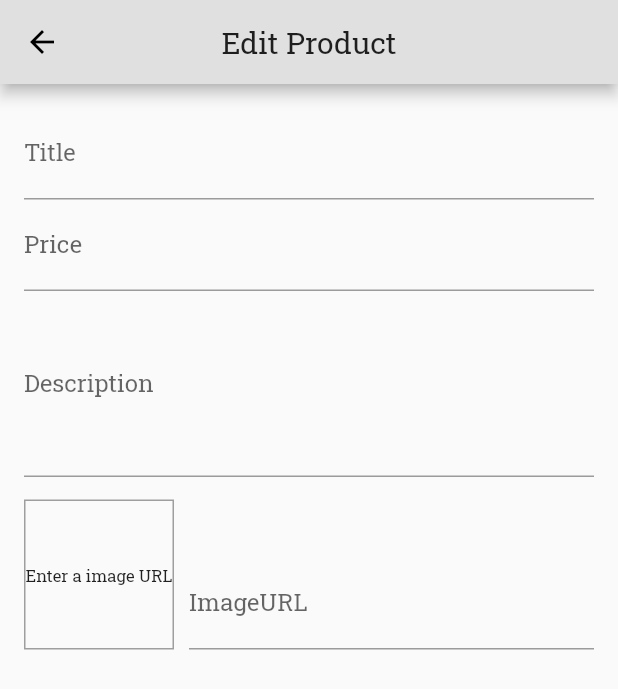
After one commit to kiranshrestha11/ShopVenue, a Flutter app: the EditProductScreen screen opened by its route, on a phone screen of 412 x 824 dp. The commit adds this screen. Shown: the top 689 px of the screen. Run offline on Flutter 3.47's test engine with Material 2 defaults, Android fonts, the phone set to English and light mode, and no system bars; network calls fail.

Commit message:
Dialog box on delete and created a new screen to edit and add products

```diff
--- a/lib/main.dart
+++ b/lib/main.dart
@@ -4,9 +4,11 @@ import 'package:shop_venue/provider/cart_provider.dart';
 import 'package:shop_venue/provider/order_provider.dart';
 import 'package:shop_venue/provider/product_provider.dart';
 import 'package:shop_venue/screens/cart_screen.dart';
+import 'package:shop_venue/screens/edit_product_screen.dart';
 import 'package:shop_venue/screens/order_screen.dart';
 import 'package:shop_venue/screens/product_details_screen.dart';
 import 'package:shop_venue/screens/product_overview_screen.dart';
+import 'package:shop_venue/screens/user_product_screen.dart';
 
 void main() => runApp(MyApp());
 
@@ -32,6 +34,8 @@ class MyApp extends StatelessWidget {
           ProductDetailsScreen.routeName: (ctx) => ProductDetailsScreen(),
           CartScreen.routeName: (ctx) => CartScreen(),
           OrderScreen.routeName: (ctx) => OrderScreen(),
+          UserProductScreen.routeName: (ctx) => UserProductScreen(),
+          EditProductScreen.routeName: (ctx) => EditProductScreen(),
         },
       ),
     );
--- a/lib/screens/cart_screen.dart
+++ b/lib/screens/cart_screen.dart
@@ -2,7 +2,6 @@ import 'package:flutter/material.dart';
 import 'package:provider/provider.dart';
 import 'package:shop_venue/provider/cart_provider.dart' show Cart;
 import 'package:shop_venue/provider/order_provider.dart';
-import 'package:shop_venue/screens/order_screen.dart';
 import 'package:shop_venue/widgets/cart_item.dart';
 
 class CartScreen extends StatelessWidget {
--- /dev/null
+++ b/lib/screens/edit_product_screen.dart
@@ -0,0 +1,102 @@
+import 'package:flutter/material.dart';
+
+class EditProductScreen extends StatefulWidget {
+  static const routeName = "/edit_product_screen";
+  @override
+  _EditProductScreenState createState() => _EditProductScreenState();
+}
+
+class _EditProductScreenState extends State<EditProductScreen> {
+  final _priceFocusNode = FocusNode();
+  final _descriptionFocusNode = FocusNode();
+  final _imageURLFocusNode = FocusNode();
+  final _imageUrlController = TextEditingController();
+  @override
+  void initState() {
+    super.initState();
+    _imageUrlController.addListener(_updateImageUrl);
+  }
+
+  //========to update image on container
+  void _updateImageUrl() {
+    if (!_imageURLFocusNode.hasFocus) {
+      setState(() {});
+    }
+  }
+
+  @override
+  void dispose() {
+    super.dispose();
+    _priceFocusNode.dispose();
+    _descriptionFocusNode.dispose();
+    _imageURLFocusNode.dispose();
+  }
+
+  @override
+  Widget build(BuildContext context) {
+    return Scaffold(
+      appBar: AppBar(
+        title: Text("Edit Product"),
+        centerTitle: true,
+      ),
+      body: Padding(
+        padding: EdgeInsets.all(16.0),
+        child: Form(
+          child: ListView(
+            children: <Widget>[
+              TextFormField(
+                decoration: InputDecoration(labelText: "Title"),
+                textInputAction: TextInputAction.next,
+                onFieldSubmitted: (_) {
+                  FocusScope.of(context).requestFocus(_priceFocusNode);
+                },
+              ),
+              TextFormField(
+                keyboardType: TextInputType.number,
+                textInputAction: TextInputAction.next,
+                decoration: InputDecoration(labelText: "Price"),
+                focusNode: _priceFocusNode,
+                onFieldSubmitted: (_) {
+                  FocusScope.of(context).requestFocus(_descriptionFocusNode);
+                },
+              ),
+              TextFormField(
+                maxLines: 4,
+                keyboardType: TextInputType.multiline,
+                decoration: InputDecoration(labelText: "Description"),
+                focusNode: _descriptionFocusNode,
+              ),
+              Row(
+                crossAxisAlignment: CrossAxisAlignment.end,
+                children: <Widget>[
+                  Container(
+                    height: 100,
+                    width: 100,
+                    margin: EdgeInsets.only(top: 15, right: 10),
+                    decoration: BoxDecoration(
+                        border: Border.all(color: Colors.grey, width: 1)),
+                    child: _imageUrlController.text.isEmpty
+                        ? FittedBox(
+                            child: Text("Enter a image URL"),
+                          )
+                        : Image.network(
+                            _imageUrlController.text,
+                            fit: BoxFit.cover,
+                          ),
+                  ),
+                  Expanded(
+                      child: TextFormField(
+                    keyboardType: TextInputType.url,
+                    focusNode: _imageURLFocusNode,
+                    decoration: InputDecoration(labelText: "ImageURL"),
+                    controller: _imageUrlController,
+                  )),
+                ],
+              )
+            ],
+          ),
+        ),
+      ),
+    );
+  }
+}
--- a/lib/widgets/order_item.dart
+++ b/lib/widgets/order_item.dart
@@ -1,5 +1,3 @@
-import 'dart:html';
-
 import 'package:flutter/material.dart';
 import 'package:intl/intl.dart';
 import '../provider/order_provider.dart' as oi;
--- /dev/null
+++ b/lib/widgets/user_product_item.dart
@@ -0,0 +1,34 @@
+import 'package:flutter/material.dart';
+
+class UserProductItem extends StatelessWidget {
+  final String title;
+  final String imageURL;
+
+  UserProductItem(this.title, this.imageURL);
+  @override
+  Widget build(BuildContext context) {
+    return ListTile(
+      title: Text(title),
+      leading: CircleAvatar(
+        backgroundImage: NetworkImage(imageURL),
+      ),
+      trailing: Container(
+        width: 100,
+        child: Row(
+          children: <Widget>[
+            IconButton(
+              color: Theme.of(context).accentColor,
+              icon: Icon(Icons.edit),
+              onPressed: () {},
+            ),
+            IconButton(
+              color: Theme.of(context).accentColor,
+              icon: Icon(Icons.delete),
+              onPressed: () {},
+            )
+          ],
+        ),
+      ),
+    );
+  }
+}
```
Also changed, not shown: lib/provider/cart_provider.dart (+19 -0 lines), lib/screens/user_product_screen.dart (added, +37 -0 lines), lib/widgets/product_item.dart (+13 -0 lines).
